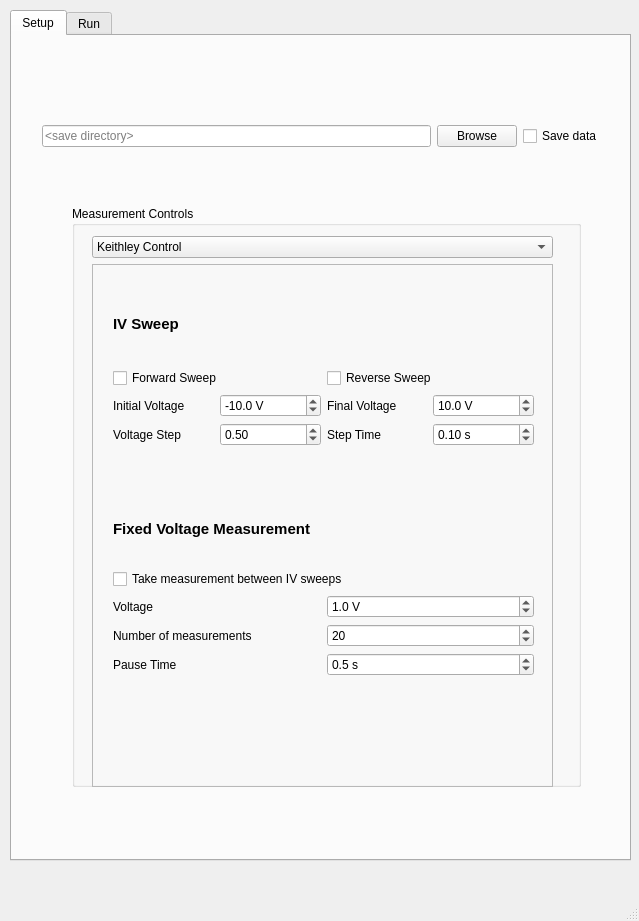
This is transistor_tools_GUII.ui in AFMD/conductivity-K2400 as Qt 5 draws it before an edit. The edited form follows.
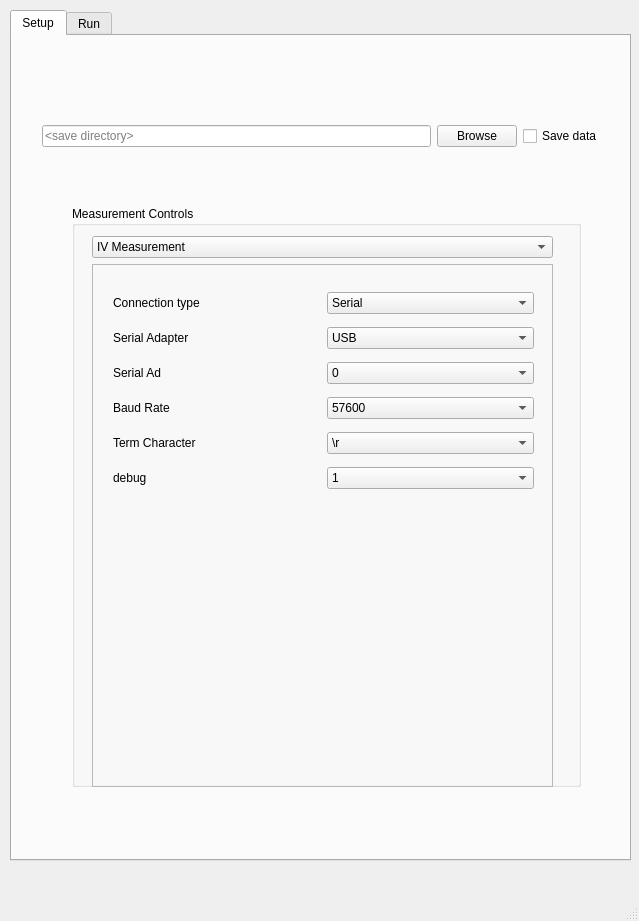
This is the edited form. Custom widgets are drawn as their Qt base class.

Commit message: connection to keithley established

```diff
--- a/transistor_tools_GUII.ui
+++ b/transistor_tools_GUII.ui
@@ -95,7 +95,12 @@
           </property>
           <item>
            <property name="text">
-            <string>Keithley Control</string>
+            <string>IV Measurement</string>
+           </property>
+          </item>
+          <item>
+           <property name="text">
+            <string>Keithley Setup</string>
            </property>
           </item>
           <item>
@@ -408,6 +413,145 @@
             </layout>
            </widget>
           </widget>
+          <widget class="QWidget" name="page_keithley">
+           <widget class="QWidget" name="gridLayoutWidget_3">
+            <property name="geometry">
+             <rect>
+              <x>20</x>
+              <y>20</y>
+              <width>421</width>
+              <height>211</height>
+             </rect>
+            </property>
+            <layout class="QGridLayout" name="gridLayout_5">
+             <item row="3" column="0">
+              <widget class="QLabel" name="label_13">
+               <property name="text">
+                <string>Baud Rate</string>
+               </property>
+              </widget>
+             </item>
+             <item row="0" column="0">
+              <widget class="QLabel" name="label_12">
+               <property name="text">
+                <string>Connection type</string>
+               </property>
+              </widget>
+             </item>
+             <item row="1" column="1">
+              <widget class="QComboBox" name="comboBox_2">
+               <property name="accessibleName">
+                <string>serAdapt</string>
+               </property>
+               <item>
+                <property name="text">
+                 <string>USB</string>
+                </property>
+               </item>
+              </widget>
+             </item>
+             <item row="2" column="0">
+              <widget class="QLabel" name="label_16">
+               <property name="accessibleName">
+                <string>serAd</string>
+               </property>
+               <property name="text">
+                <string>Serial Ad</string>
+               </property>
+              </widget>
+             </item>
+             <item row="2" column="1">
+              <widget class="QComboBox" name="comboBox_5">
+               <property name="accessibleName">
+                <string>serAd</string>
+               </property>
+               <item>
+                <property name="text">
+                 <string>0</string>
+                </property>
+               </item>
+              </widget>
+             </item>
+             <item row="4" column="0">
+              <widget class="QLabel" name="label_14">
+               <property name="text">
+                <string>Term Character</string>
+               </property>
+              </widget>
+             </item>
+             <item row="3" column="1">
+              <widget class="QComboBox" name="comboBox_3">
+               <property name="accessibleName">
+                <string>baudR</string>
+               </property>
+               <item>
+                <property name="text">
+                 <string>57600</string>
+                </property>
+               </item>
+              </widget>
+             </item>
+             <item row="0" column="1">
+              <widget class="QComboBox" name="comboBox">
+               <property name="accessibleName">
+                <string>connectionType</string>
+               </property>
+               <item>
+                <property name="text">
+                 <string>Serial</string>
+                </property>
+               </item>
+               <item>
+                <property name="text">
+                 <string>Other</string>
+                </property>
+               </item>
+              </widget>
+             </item>
+             <item row="4" column="1">
+              <widget class="QComboBox" name="comboBox_4">
+               <property name="accessibleName">
+                <string>termChar</string>
+               </property>
+               <item>
+                <property name="text">
+                 <string>\r</string>
+                </property>
+               </item>
+              </widget>
+             </item>
+             <item row="1" column="0">
+              <widget class="QLabel" name="label_15">
+               <property name="text">
+                <string>Serial Adapter</string>
+               </property>
+              </widget>
+             </item>
+             <item row="5" column="1">
+              <widget class="QComboBox" name="comboBox_6">
+               <property name="accessibleName">
+                <string>debug</string>
+               </property>
+               <item>
+                <property name="text">
+                 <string>1</string>
+                </property>
+               </item>
+              </widget>
+             </item>
+             <item row="5" column="0">
+              <widget class="QLabel" name="label_17">
+               <property name="accessibleName">
+                <string>debug</string>
+               </property>
+               <property name="text">
+                <string>debug</string>
+               </property>
+              </widget>
+             </item>
+            </layout>
+           </widget>
+          </widget>
           <widget class="QWidget" name="page_deposition">
            <widget class="QLabel" name="label_4">
             <property name="geometry">
```
Left out of the diff: 4 changed lines with no effect on the pictures. The commit also changes 8 other files.
